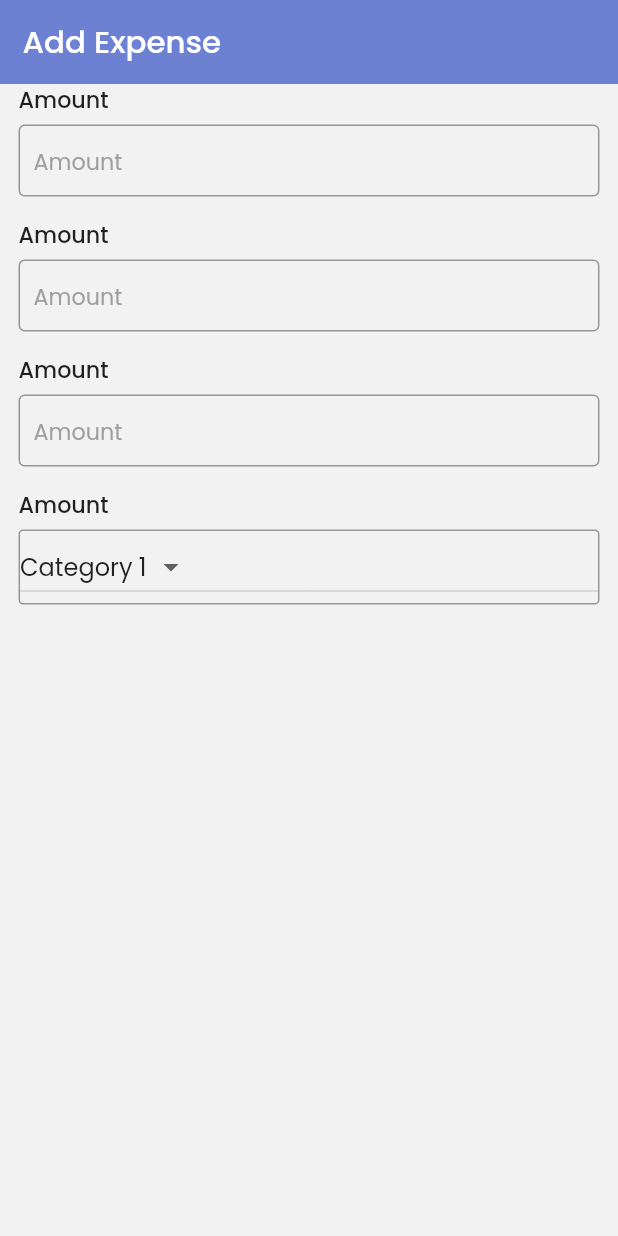
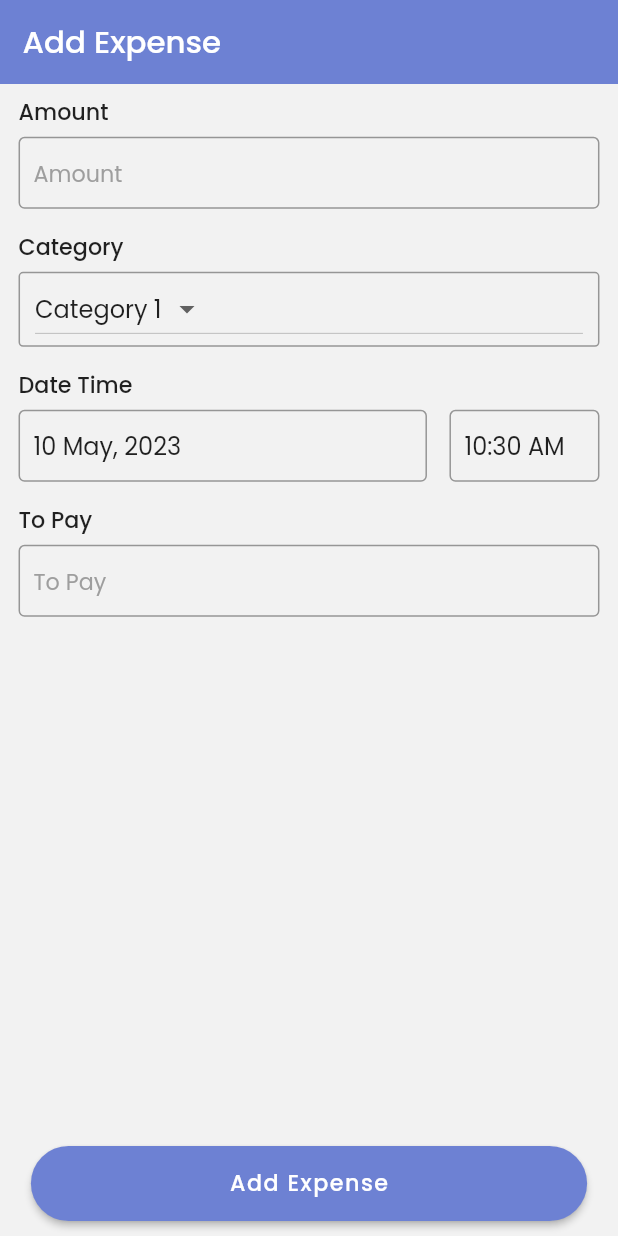
Before and after one commit to sweta-feeltech/General-Expense-App, a Flutter app: the AddExpenseScreen screen opened by its route, on a phone screen of 412 x 824 dp. Run offline on Flutter 3.47's test engine with Material 2 defaults, Android fonts, the light colour scheme and no system bars; drawn by our look-alikes of date_time_picker; our stand-ins replace accordion, cloud_firestore, flutter_svg, google_sign_in, image_picker, persistent_bottom_nav_bar and 2 more; accounts and stored records are empty.

Commit message:
10-05-2023 : Add Expenses Screen

```diff
--- a/lib/pages/Dashboard/add_expense_screen.dart
+++ b/lib/pages/Dashboard/add_expense_screen.dart
@@ -1,11 +1,10 @@
+import 'package:date_time_picker/date_time_picker.dart';
 import 'package:flutter/material.dart';
 import 'package:flutter_svg/svg.dart';
 
 import '../../Utils/colors.dart';
 
-
 class AddExpenseScreen extends StatefulWidget {
-
   static String routeName = '/addExpenseScreen';
 
   const AddExpenseScreen({Key? key}) : super(key: key);
@@ -15,32 +14,31 @@ class AddExpenseScreen extends StatefulWidget {
 }
 
 class _AddExpenseScreenState extends State<AddExpenseScreen> {
-
-
   String? _selectedOption;
 
-  List<String> _options = ['Category 1', 'Category 2', 'Category 3', 'Category 3'];
-
+  List<String> _options = [
+    'Category 1',
+    'Category 2',
+    'Category 3',
+    'Category 4'
+  ];
 
   @override
   void initState() {
     super.initState();
-    _selectedOption = _options[0]; // set initial value to the first option
+    _selectedOption = _options[0];
+    // set initial value to the first option
   }
 
+  final GlobalKey<FormState> _formkey = GlobalKey<FormState>();
 
   @override
   Widget build(BuildContext context) {
-
     double main_Width = MediaQuery.of(context).size.width;
     double main_Height = MediaQuery.of(context).size.height;
 
-
-
     return Scaffold(
-
       backgroundColor: primaryGrey,
-
       appBar: AppBar(
         titleSpacing: 15,
         title: Text(
@@ -52,32 +50,67 @@ class _AddExpenseScreenState extends State<AddExpenseScreen> {
         elevation: 0,
         // centerTitle: true,
       ),
-
-
-
-
-
-
+      bottomSheet: Container(
+        height: main_Height * 0.085,
+        width: main_Width * 1,
+        decoration: const BoxDecoration(color: primaryGrey),
+        child: Padding(
+          padding:
+              EdgeInsets.symmetric(horizontal: main_Width * 0.05, vertical: 10),
+          child: Container(
+            height: main_Height * 0.06,
+            width: main_Width * 0.75,
+            decoration: BoxDecoration(
+              borderRadius: BorderRadius.circular(10),
+            ),
+            child: ElevatedButton(
+              style: ElevatedButton.styleFrom(
+                shape: RoundedRectangleBorder(
+                  borderRadius: BorderRadius.circular(30),
+                ),
+                primary: primaryPurple,
+              ),
+              onPressed: () {},
+              child: Text(
+                "Add Expense",
+                style: TextStyle(
+                    letterSpacing: 1,
+                    fontSize: main_Height * 0.018,
+                    fontWeight: FontWeight.w500,
+                    color: Colors.white),
+              ),
+            ),
+          ),
+        ),
+      ),
       body: SingleChildScrollView(
+        child: Form(
+          key: _formkey,
+          child: Column(
+            children: [
+              Padding(
+                padding: EdgeInsets.symmetric(
+                  horizontal: main_Width * 0.03,
+                  vertical: main_Height * 0.01
+                ),
                 child: Column(
                   children: [
 
-                Padding(padding: EdgeInsets.symmetric(horizontal: main_Width * 0.03,),
-                child: Column(
-                  children: [
 
                     Row(
                       children: [
-                        Text("Amount",
+                        Text(
+                          "Amount",
                           overflow: TextOverflow.ellipsis,
                           style: TextStyle(
                               fontSize: main_Height * 0.018,
-                              fontWeight: FontWeight.w500
-                          ),
+                              fontWeight: FontWeight.w500),
                         )
                       ],
                     ),
-                    const SizedBox(height: 5,),
+                    const SizedBox(
+                      height: 5,
+                    ),
                     TextFormField(
                       // initialValue: "${Username}",
                       // initialValue: "${getProfileModelData?.firstName == null ? appUserData!.firstName : getProfileModelData!.firstName}",
@@ -102,14 +135,11 @@ class _AddExpenseScreenState extends State<AddExpenseScreen> {
                         // filled: true,
                         enabledBorder: const OutlineInputBorder(
                           borderSide: BorderSide(color: Colors.black38),
-
                         ),
                         // fillColor: ,
                         hintText: "Amount",
-                        hintStyle:  TextStyle(
-                            color: Colors.grey,
-                            fontSize: main_Height * 0.018
-                        ),
+                        hintStyle: TextStyle(
+                            color: Colors.grey, fontSize: main_Height * 0.018),
                         border: const OutlineInputBorder(
                             // borderSide:
                             // const BorderSide(color: Colors.white),
@@ -122,18 +152,131 @@ class _AddExpenseScreenState extends State<AddExpenseScreen> {
                       height: 15,
                     ),
 
+
                     Row(
                       children: [
-                        Text("Amount",
+                        Text(
+                          "Category",
                           overflow: TextOverflow.ellipsis,
                           style: TextStyle(
                               fontSize: main_Height * 0.018,
-                              fontWeight: FontWeight.w500
-                          ),
+                              fontWeight: FontWeight.w500),
                         )
                       ],
                     ),
-                    const SizedBox(height: 5,),
+                    const SizedBox(
+                      height: 5,
+                    ),
+                    Container(
+                      width: main_Width,
+                      decoration: BoxDecoration(
+                          border: Border.all(
+                            width: 1,
+                            color: Colors.black38,
+                          ),
+                          borderRadius: BorderRadius.circular(3)),
+                      padding: EdgeInsets.symmetric(horizontal: 10),
+                      child: DropdownButton<String>(
+                        value: _selectedOption,
+                        onChanged: (newValue) {
+                          setState(() {
+                            _selectedOption = newValue!;
+                          });
+                        },
+                        items: _options.map((String option) {
+                          return DropdownMenuItem<String>(
+                            value: option,
+                            child: Text(
+                              option,
+                              selectionColor: Colors.black,
+                            ),
+                          );
+                        }).toList(),
+                      ),
+                    ),
+                    const SizedBox(
+                      height: 15,
+                    ),
+
+
+                    Row(
+                      children: [
+                        Text(
+                          "Date Time",
+                          overflow: TextOverflow.ellipsis,
+                          style: TextStyle(
+                              fontSize: main_Height * 0.018,
+                              fontWeight: FontWeight.w500),
+                        )
+                      ],
+                    ),
+                    const SizedBox(
+                      height: 5,
+                    ),
+                    DateTimePicker(
+                      use24HourFormat: false,
+                      type: DateTimePickerType.dateTimeSeparate,
+                      decoration: InputDecoration(
+                        contentPadding:
+                            const EdgeInsets.only(top: 5, bottom: 5, left: 10),
+                        // filled: true,
+                        enabledBorder: const OutlineInputBorder(
+                          borderSide: BorderSide(color: Colors.black38),
+                        ),
+                        // fillColor: ,
+                        hintText: "Date of Birth",
+                        hintStyle: TextStyle(
+                            color: Colors.grey, fontSize: main_Height * 0.018),
+                        border: const OutlineInputBorder(
+                            // borderSide:
+                            //     const BorderSide(color: Colors.transparent),
+                            // borderRadius: BorderRadius.circular(10)
+
+                            ),
+                      ),
+                      dateMask: 'd MMM, yyyy',
+                      initialValue: DateTime.now().toString(),
+                      firstDate: DateTime(2000),
+                      lastDate: DateTime(2100),
+
+                      icon: Icon(Icons.event),
+
+                      // dateLabelText: 'Date',
+                      // timeLabelText: "Hour",
+                      selectableDayPredicate: (date) {
+                        // Disable weekend days to select from the calendar
+                        if (date.weekday == 6 || date.weekday == 7) {
+                          return false;
+                        }
+
+                        return true;
+                      },
+                      onChanged: (val) => print(val),
+                      validator: (val) {
+                        print(val);
+                        return null;
+                      },
+                      onSaved: (val) => print(val),
+                    ),
+                    const SizedBox(
+                      height: 15,
+                    ),
+
+
+                    Row(
+                      children: [
+                        Text(
+                          "To Pay",
+                          overflow: TextOverflow.ellipsis,
+                          style: TextStyle(
+                              fontSize: main_Height * 0.018,
+                              fontWeight: FontWeight.w500),
+                        )
+                      ],
+                    ),
+                    const SizedBox(
+                      height: 5,
+                    ),
                     TextFormField(
                       // initialValue: "${Username}",
                       // initialValue: "${getProfileModelData?.firstName == null ? appUserData!.firstName : getProfileModelData!.firstName}",
@@ -158,14 +301,11 @@ class _AddExpenseScreenState extends State<AddExpenseScreen> {
                         // filled: true,
                         enabledBorder: const OutlineInputBorder(
                           borderSide: BorderSide(color: Colors.black38),
-
                         ),
                         // fillColor: ,
-                        hintText: "Amount",
-                        hintStyle:  TextStyle(
-                            color: Colors.grey,
-                            fontSize: main_Height * 0.018
-                        ),
+                        hintText: "To Pay",
+                        hintStyle: TextStyle(
+                            color: Colors.grey, fontSize: main_Height * 0.018),
                         border: const OutlineInputBorder(
                             // borderSide:
                             // const BorderSide(color: Colors.white),
@@ -179,120 +319,14 @@ class _AddExpenseScreenState extends State<AddExpenseScreen> {
                     ),
 
 
-                    Row(
-                      children: [
-                        Text("Amount",
-                          overflow: TextOverflow.ellipsis,
-                          style: TextStyle(
-                              fontSize: main_Height * 0.018,
-                              fontWeight: FontWeight.w500
+
+                  ],
                 ),
               )
             ],
           ),
-                    const SizedBox(height: 5,),
-                    TextFormField(
-                      // initialValue: "${Username}",
-                      // initialValue: "${getProfileModelData?.firstName == null ? appUserData!.firstName : getProfileModelData!.firstName}",
-                      style: TextStyle(
-                        fontSize: main_Height * 0.022,
-                      ),
-                      // onSaved: (newValue) {
-                      //   firstName = newValue;
-                      // },
-                      // onChanged: (value){
-                      //   firstName = value;
-                      // },
-                      validator: (value) {
-                        if (value == null || value.isEmpty) {
-                          return 'First Name can\'t be empty';
-                        }
-                        return null;
-                      },
-                      decoration: InputDecoration(
-                        contentPadding:
-                        const EdgeInsets.only(top: 5, bottom: 5, left: 10),
-                        // filled: true,
-                        enabledBorder: const OutlineInputBorder(
-                          borderSide: BorderSide(color: Colors.black38),
-
-                        ),
-                        // fillColor: ,
-                        hintText: "Amount",
-                        hintStyle:  TextStyle(
-                            color: Colors.grey,
-                            fontSize: main_Height * 0.018
-                        ),
-                        border: const OutlineInputBorder(
-                          // borderSide:
-                          // const BorderSide(color: Colors.white),
-                          // borderRadius: BorderRadius.circular(10)
-
         ),
       ),
-                    ),
-                    const SizedBox(
-                      height: 15,
-                    ),
-
-
-                    Row(
-                      children: [
-                        Text("Amount",
-                          overflow: TextOverflow.ellipsis,
-                          style: TextStyle(
-                              fontSize: main_Height * 0.018,
-                              fontWeight: FontWeight.w500
-                          ),
-                        )
-                      ],
-                    ),
-                    const SizedBox(height: 5,),
-                    Container(
-                      width: main_Width,
-                      decoration: BoxDecoration(
-                        border: Border.all(
-                          width: 1,
-                        color: Colors.black38,
-                        ),
-                        borderRadius: BorderRadius.circular(3)
-                      ),
-                      child:  DropdownButton<String>(
-                        value: _selectedOption,
-                        onChanged: (newValue) {
-                          setState(() {
-                            _selectedOption = newValue!;
-                          });
-                        },
-                        items: _options.map((String option) {
-                          return DropdownMenuItem<String>(
-                            value: option,
-                            child: Text(option,
-                            selectionColor: Colors.black,
-                            ),
-                          );
-                        }).toList(),
-                      ),
-
-                    )
-
-
-
-                  ],
-                ),
-                )
-
-
-
-
-
-
-              ],
-            ),
-          ),
-
-
-
     );
   }
 }
--- a/lib/pages/Dashboard/income_screen.dart
+++ b/lib/pages/Dashboard/income_screen.dart
@@ -1,8 +1,8 @@
 import 'package:flutter/material.dart';
 
 import '../../Utils/colors.dart';
+import 'add_expense_screen.dart';
 import 'common_widgets.dart';
-
 
 class ListofIncomeScreen extends StatefulWidget {
   static String routeName = '/listofIncomeScreen';
@@ -16,12 +16,10 @@ class ListofIncomeScreen extends StatefulWidget {
 class _ListofIncomeScreenState extends State<ListofIncomeScreen> {
   @override
   Widget build(BuildContext context) {
-
     double main_Width = MediaQuery.of(context).size.width;
     double main_Height = MediaQuery.of(context).size.height;
 
     return Scaffold(
-
       backgroundColor: primaryGrey,
       appBar: AppBar(
         actions: [
@@ -55,32 +53,25 @@ class _ListofIncomeScreenState extends State<ListofIncomeScreen> {
         elevation: 0,
         centerTitle: true,
       ),
-
       bottomSheet: Container(
         height: main_Height * 0.1,
         width: main_Width * 1,
-        decoration: BoxDecoration(
-            color: Colors.white
-        ),
+        decoration: BoxDecoration(color: Colors.white),
         child: Padding(
           padding: EdgeInsets.symmetric(horizontal: main_Width * 0.03),
           child: Row(
             mainAxisAlignment: MainAxisAlignment.spaceBetween,
             children: [
-
               Expanded(
                 child: Container(
                   height: main_Height * 0.052,
                   decoration: BoxDecoration(
                       // color: Colors.green,
-                      border: Border.all(
-                          color: primaryPurple,
-                          width: 1
-                      ),
-                      borderRadius: BorderRadius.circular(30)
-                  ),
+                      border: Border.all(color: primaryPurple, width: 1),
+                      borderRadius: BorderRadius.circular(30)),
                   child: Center(
-                    child: Text("ADD INCOME",
+                    child: Text(
+                      "ADD INCOME",
                       maxLines: 1,
                       overflow: TextOverflow.ellipsis,
                       style: TextStyle(
@@ -93,12 +84,14 @@ class _ListofIncomeScreenState extends State<ListofIncomeScreen> {
                   ),
                 ),
               ),
-
               SizedBox(
                 width: main_Width * 0.028,
               ),
-
               Expanded(
+                child: InkWell(
+                  onTap: () {
+                    Navigator.of(context).pushNamed(AddExpenseScreen.routeName);
+                  },
                   child: Container(
                     height: main_Height * 0.052,
                     decoration: BoxDecoration(
@@ -107,10 +100,10 @@ class _ListofIncomeScreenState extends State<ListofIncomeScreen> {
                           color: Colors.white,
                           width: 1,
                         ),
-                      borderRadius: BorderRadius.circular(30)
-                  ),
+                        borderRadius: BorderRadius.circular(30)),
                     child: Center(
-                    child: Text("ADD EXPENSE",
+                      child: Text(
+                        "ADD EXPENSE",
                         maxLines: 1,
                         overflow: TextOverflow.ellipsis,
                         style: TextStyle(
@@ -123,16 +116,15 @@ class _ListofIncomeScreenState extends State<ListofIncomeScreen> {
                     ),
                   ),
                 ),
-
-
+              ),
             ],
           ),
         ),
       ),
-
-
       body: Padding(
-        padding: EdgeInsets.only(bottom: main_Height * 0.1,),
+        padding: EdgeInsets.only(
+          bottom: main_Height * 0.1,
+        ),
         child: SingleChildScrollView(
           child: Column(
             children: [
@@ -140,18 +132,21 @@ class _ListofIncomeScreenState extends State<ListofIncomeScreen> {
               /// Heading
               ///
 
-
               Padding(
-                padding: EdgeInsets.symmetric(vertical: main_Height * 0.008,horizontal: main_Width * 0.03),
-                child: Row(children: [
-                  Text("Last Added",
+                padding: EdgeInsets.symmetric(
+                    vertical: main_Height * 0.008,
+                    horizontal: main_Width * 0.03),
+                child: Row(
+                  children: [
+                    Text(
+                      "Last Added",
                       style: TextStyle(
                           letterSpacing: 1,
                           fontSize: main_Height * 0.018,
-                        fontWeight: FontWeight.w500
+                          fontWeight: FontWeight.w500),
+                    )
+                  ],
                 ),
-                  )
-                ],),
               ),
 
               ///
@@ -163,20 +158,13 @@ class _ListofIncomeScreenState extends State<ListofIncomeScreen> {
                 child: ListView.builder(
                     itemCount: 10,
                     itemBuilder: (BuildContext context, int index) {
-                      return   CommonWidgets.CommonListView(context);
-
+                      return CommonWidgets.CommonListView(context);
                     }),
               ),
-
-
             ],
           ),
         ),
       ),
-
-
-
-
     );
   }
 }
```
Lines whose indentation alone changed are shown as unchanged.
